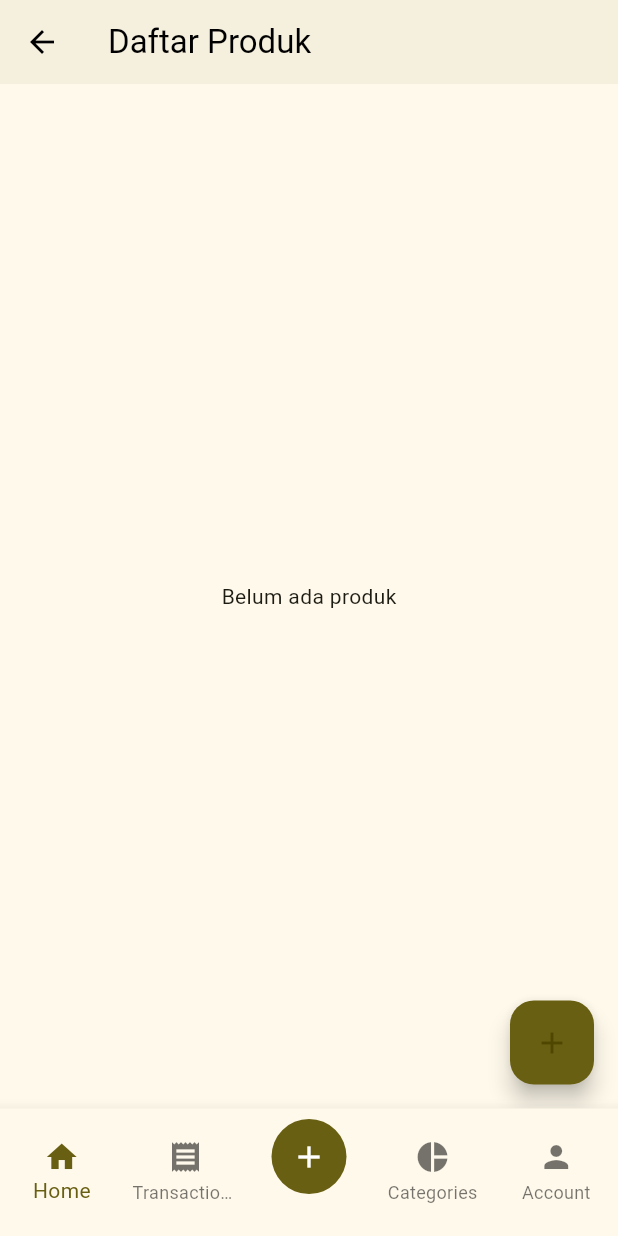
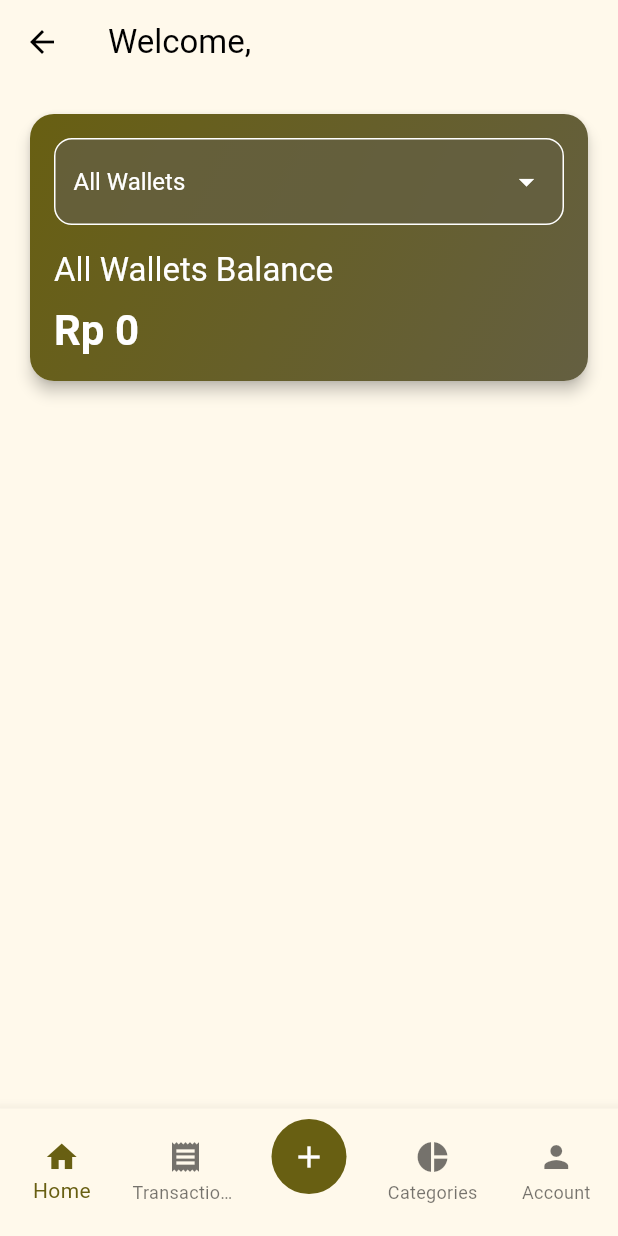
Before and after one commit to ridhoarmand/smartmoney, a Flutter app: the HomeScreen screen opened directly, on a phone screen of 412 x 824 dp. Run offline on Flutter 3.47's test engine with Material 3 defaults, Android fonts, the light colour scheme and no system bars; our stand-ins replace cloud_firestore, firebase_auth, firebase_core, firebase_storage, flex_color_scheme, flutter_riverpod and 4 more; missing offline and left inert: flutter_iconpicker; accounts and stored records are empty; generated files the repository leaves out were written again.

Commit message:
Tambah Dashboard Screen

```diff
--- a/lib/core/router.dart
+++ b/lib/core/router.dart
@@ -10,7 +10,7 @@ import '../features/auth/views/signup_screen.dart';
 import '../features/auth/views/splash_screen.dart';
 import '../features/category/views/category_screen.dart';
 import '../features/home/views/home_screen.dart';
-import '../features/product/view/product_screen.dart';
+import '../features/dashboard/views/dashboard_screen.dart';
 import '../features/transaction/views/add_transaction_screen.dart';
 import '../features/transaction/views/transaction_screen.dart';
 import '../features/wallet/views/wallet_screen.dart';
@@ -47,7 +47,7 @@ class AppRouter {
                   path: '/home',
                   pageBuilder: (context, state) => CustomTransitionPage(
                     key: state.pageKey,
-                    child: ProductScreen(),
+                    child: const DashboardScreen(),
                     transitionsBuilder:
                         (context, animation, secondaryAnimation, child) {
                       return FadeTransition(opacity: animation, child: child);
--- /dev/null
+++ b/lib/features/dashboard/views/dashboard_screen.dart
@@ -0,0 +1,142 @@
+import 'package:flutter/material.dart';
+import 'package:flutter_riverpod/flutter_riverpod.dart';
+import 'package:firebase_auth/firebase_auth.dart';
+import 'package:intl/intl.dart'; // Import intl package
+
+import '../../wallet/service_providers/wallet_service_provider.dart';
+import '../../wallet/models/wallet.dart';
+
+class DashboardScreen extends ConsumerStatefulWidget {
+  const DashboardScreen({Key? key}) : super(key: key);
+
+  @override
+  ConsumerState<DashboardScreen> createState() => _DashboardScreenState();
+}
+
+class _DashboardScreenState extends ConsumerState<DashboardScreen> {
+  Wallet? selectedWallet;
+
+  @override
+  void initState() {
+    super.initState();
+    WidgetsBinding.instance.addPostFrameCallback((_) async {
+      final uid = FirebaseAuth.instance.currentUser?.uid;
+      if (uid != null) {
+        await ref.read(walletProvider.notifier).fetchWallets(uid);
+      }
+    });
+  }
+
+  // Function to format balance into Rupiah
+  String formatToRupiah(double value) {
+    final formatCurrency = NumberFormat.currency(
+      locale: 'id_ID', // Format untuk Indonesia
+      symbol: 'Rp ',  // Simbol mata uang
+      decimalDigits: 0, // Jumlah digit desimal
+    );
+    return formatCurrency.format(value);
+  }
+
+  @override
+  Widget build(BuildContext context) {
+    final user = FirebaseAuth.instance.currentUser;
+    final wallets = ref.watch(walletProvider);
+
+    // Total balance logic
+    final totalBalance = wallets.fold(0.0, (sum, wallet) => sum + wallet.balance.toDouble());
+    final displayedBalance = selectedWallet == null
+        ? totalBalance
+        : selectedWallet?.balance.toDouble() ?? 0.0;
+
+    // Access theme colors
+    final theme = Theme.of(context);
+    final primaryColor = theme.colorScheme.primary;
+    final secondaryColor = theme.colorScheme.secondary;
+    final onPrimary = theme.colorScheme.onPrimary;
+
+    return Scaffold(
+      appBar: AppBar(
+        title: Text('Welcome, ${user?.displayName ?? "User"}'),
+      ),
+      body: Padding(
+        padding: const EdgeInsets.all(16.0),
+        child: Column(
+          crossAxisAlignment: CrossAxisAlignment.start,
+          children: [
+            // Card UI for balance and wallet selection
+            Card(
+              shape: RoundedRectangleBorder(borderRadius: BorderRadius.circular(16)),
+              elevation: 4,
+              child: Container(
+                padding: const EdgeInsets.all(16.0),
+                decoration: BoxDecoration(
+                  borderRadius: BorderRadius.circular(16),
+                  gradient: LinearGradient(
+                    colors: [primaryColor, secondaryColor],
+                    begin: Alignment.topLeft,
+                    end: Alignment.bottomRight,
+                  ),
+                ),
+                child: Column(
+                  crossAxisAlignment: CrossAxisAlignment.start,
+                  children: [
+                    // Wallet Selector with Decoration
+                    Container(
+                      decoration: BoxDecoration(
+                        color: secondaryColor.withOpacity(0.8),
+                        borderRadius: BorderRadius.circular(12),
+                        border: Border.all(color: onPrimary, width: 1),
+                      ),
+                      padding: const EdgeInsets.symmetric(horizontal: 12, vertical: 4),
+                      child: DropdownButtonHideUnderline(
+                        child: DropdownButton<Wallet?>(
+                          value: selectedWallet,
+                          isExpanded: true,
+                          dropdownColor: secondaryColor,
+                          icon: const Icon(Icons.arrow_drop_down, color: Colors.white),
+                          style: TextStyle(color: onPrimary, fontSize: 16),
+                          items: [
+                            DropdownMenuItem<Wallet?>(
+                              value: null,
+                              child: Text("All Wallets", style: TextStyle(color: onPrimary)),
+                            ),
+                            ...wallets.map((wallet) {
+                              return DropdownMenuItem<Wallet?>(
+                                value: wallet,
+                                child: Text(
+                                  "${wallet.name}",
+                                  style: TextStyle(color: onPrimary),
+                                ),
+                              );
+                            }).toList(),
+                          ],
+                          onChanged: (Wallet? wallet) {
+                            setState(() {
+                              selectedWallet = wallet;
+                            });
+                          },
+                        ),
+                      ),
+                    ),
+                    const SizedBox(height: 16),
+                    // Balance Display
+                    Text(
+                      '${selectedWallet == null ? "All Wallets" : selectedWallet!.name} Balance',
+                      style: theme.textTheme.titleLarge?.copyWith(color: onPrimary),
+                    ),
+                    const SizedBox(height: 8),
+                    Text(
+                      formatToRupiah(displayedBalance), // Format balance to Rupiah
+                      style: theme.textTheme.headlineMedium?.copyWith(
+                          color: onPrimary, fontWeight: FontWeight.bold),
+                    ),
+                  ],
+                ),
+              ),
+            ),
+          ],
+        ),
+      ),
+    );
+  }
+}
--- a/lib/features/home/views/home_screen.dart
+++ b/lib/features/home/views/home_screen.dart
@@ -4,7 +4,7 @@ import 'package:go_router/go_router.dart';
 import '../../account/views/account_screen.dart';
 import '../../category/views/category_screen.dart';
 import '../../transaction/views/transaction_screen.dart';
-import '../../product/view/product_screen.dart';
+import '../../dashboard/views/dashboard_screen.dart';
 import '../providers/bottom_navbar_provider.dart';
 
 class MenuItem {
@@ -32,7 +32,7 @@ class _HomeScreenState extends ConsumerState<HomeScreen> {
   final List<MenuItem> menus = [
     MenuItem(
       appBar: null,
-      body: ProductScreen(),
+      body: const DashboardScreen(),
       route: '/home',
       bottomNavigationBarItem: const BottomNavigationBarItem(
         icon: Icon(Icons.home),
--- a/lib/features/product/model/product_model.dart
+++ /dev/null
@@ -1,36 +0,0 @@
-import 'package:cloud_firestore/cloud_firestore.dart';
-
-class Product {
-  final String id;
-  final String nama;
-  final String satuan;
-  final double harga;
-  final String? imageUrl;
-
-  Product({
-    required this.id,
-    required this.nama,
-    required this.satuan,
-    required this.harga,
-    this.imageUrl,
-  });
-
-  factory Product.fromDocumentSnapshot(DocumentSnapshot doc) {
-    return Product(
-      id: doc.id,
-      nama: doc['nama'],
-      satuan: doc['satuan'],
-      harga: doc['harga'],
-      imageUrl: doc['imageUrl'],
-    );
-  }
-
-  Map<String, dynamic> toMap() {
-    return {
-      'nama': nama,
-      'satuan': satuan,
-      'harga': harga,
-      'imageUrl': imageUrl,
-    };
-  }
-}
--- a/lib/features/product/view/product_screen.dart
+++ /dev/null
@@ -1,77 +0,0 @@
-import 'dart:io';
-
-import 'package:flutter/material.dart';
-
-import '../model/product_model.dart';
-import '../repository/product_repository.dart';
-import '../widget/product_form.dart';
-import '../widget/product_list_tile.dart';
-
-class ProductScreen extends StatelessWidget {
-  final ProductRepository _repository = ProductRepository();
-
-  ProductScreen({super.key});
-
-  void _openAddProductForm(BuildContext context) {
-    showModalBottomSheet(
-      context: context,
-      isScrollControlled: true,
-      builder: (_) => ProductForm(
-        onSubmit: (Product product, File? imageFile) async {
-          // Updated signature
-          await _repository.createOrUpdateProduct(
-            product,
-            imageFile: imageFile, // Pass the imageFile
-          );
-          if (context.mounted) {
-            Navigator.pop(context);
-            ScaffoldMessenger.of(context).showSnackBar(
-              const SnackBar(content: Text('Produk berhasil ditambahkan')),
-            );
-          }
-        },
-      ),
-    );
-  }
-
-  @override
-  Widget build(BuildContext context) {
-    return Scaffold(
-      appBar: AppBar(
-        title: const Text('Daftar Produk'),
-        elevation: 2,
-      ),
-      body: StreamBuilder<List<Product>>(
-        stream: _repository.getProducts(),
-        builder: (context, snapshot) {
-          if (snapshot.hasError) {
-            return Center(child: Text('Error: ${snapshot.error}'));
-          }
-
-          if (!snapshot.hasData) {
-            return const Center(child: CircularProgressIndicator());
-          }
-
-          final products = snapshot.data!;
-
-          if (products.isEmpty) {
-            return const Center(child: Text('Belum ada produk'));
-          }
-
-          return ListView.builder(
-            padding: const EdgeInsets.all(8),
-            itemCount: products.length,
-            itemBuilder: (context, index) => ProductListTile(
-              product: products[index],
-            ),
-          );
-        },
-      ),
-      floatingActionButton: FloatingActionButton(
-        onPressed: () => _openAddProductForm(context),
-        backgroundColor: Theme.of(context).primaryColor,
-        child: const Icon(Icons.add),
-      ),
-    );
-  }
-}
```
Also changed, not shown: lib/features/product/repository/product_repository.dart (deleted, +0 -52 lines), lib/features/product/service/product_service.dart (deleted, +0 -83 lines), lib/features/product/widget/product_form.dart (deleted, +0 -153 lines), lib/features/product/widget/product_list_tile.dart (deleted, +0 -121 lines).
